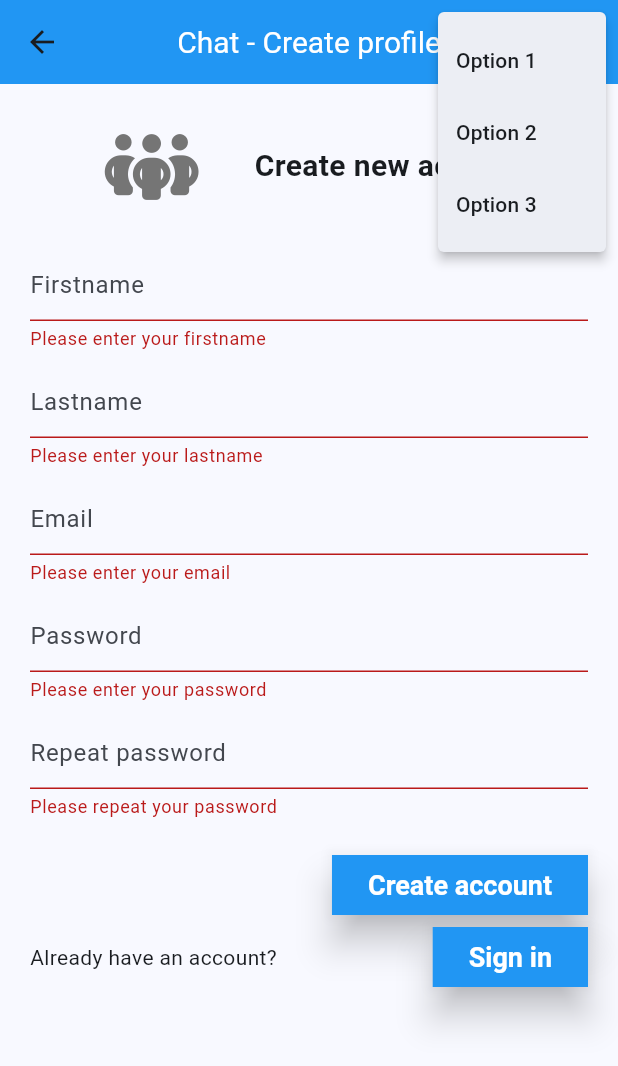
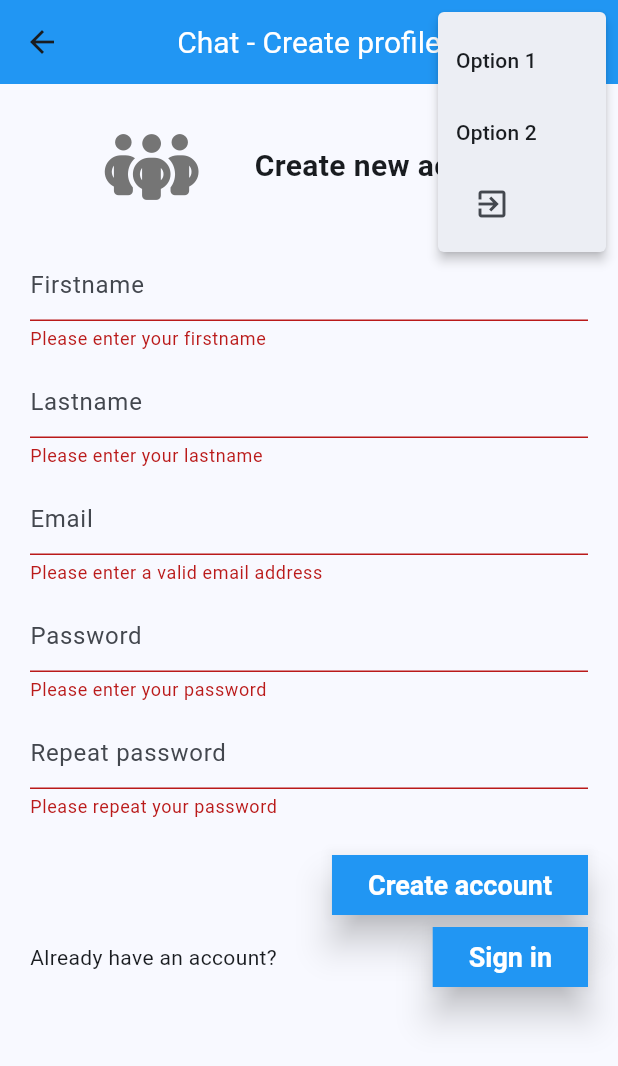
Before and after one commit to FilipStudeny/Flutter---Chat-app, a Flutter app: the SignUpPage screen opened by its route, after a tap on "Create account", after a tap on the "more vert" icon, on a phone screen of 412 x 824 dp. Shown: the top 1066 px of the screen. Run offline on Flutter 3.47's test engine with Material 3 defaults, Android fonts, the phone set to English and light mode, and no system bars; our stand-ins replace firebase_auth, firebase_core, font_awesome_flutter; accounts and stored records are empty.

Commit message:
Firebase setup and login/sign in with loggout

```diff
--- a/lib/components/AppHeader.dart
+++ b/lib/components/AppHeader.dart
@@ -1,3 +1,4 @@
+import 'package:firebase_auth/firebase_auth.dart';
 import 'package:flutter/material.dart';
 
 class AppHeader extends StatelessWidget implements PreferredSizeWidget {
@@ -22,9 +23,16 @@ class AppHeader extends StatelessWidget implements PreferredSizeWidget {
               value: 'Option 2',
               child: Text('Option 2'),
             ),
-            const PopupMenuItem<String>(
-              value: 'Option 3',
-              child: Text('Option 3'),
+            PopupMenuItem<String>(
+              value: 'Logout',
+              child: IconButton(
+                icon: const Icon(
+                  Icons.exit_to_app
+                ),
+                onPressed: () {
+                  FirebaseAuth.instance.signOut();
+                },
+              ),
             ),
           ],
         ),
--- /dev/null
+++ b/lib/core/globals.dart
@@ -0,0 +1,2 @@
+
+import 'package:firebase_auth/firebase_auth.dart';
--- a/lib/routes/SignUpPage.dart
+++ b/lib/routes/SignUpPage.dart
@@ -1,7 +1,11 @@
-import 'package:chat_app/routes/SignInPage.dart';
+import 'package:meet_chat/routes/HomePage.dart';
+import 'package:meet_chat/routes/SignInPage.dart';
+import 'package:firebase_auth/firebase_auth.dart';
 import '../components/AppHeader.dart' show AppHeader;
-import 'package:chat_app/components/AppIcon.dart';
+import 'package:meet_chat/components/AppIcon.dart';
 import 'package:flutter/material.dart';
+
+final _authenticationProvider = FirebaseAuth.instance;
 
 class SignUpPage extends StatefulWidget {
   const SignUpPage({super.key});
@@ -23,7 +27,7 @@ class _SignUpPageState extends State<SignUpPage> {
 
   final GlobalKey<FormState> _formKey = GlobalKey<FormState>();
 
-  void onSubmit() {
+  void onSubmit() async {
     final formState = _formKey.currentState;
     if (formState != null && formState.validate()) {
       if (_passwordController.text != _repeatPasswordController.text) {
@@ -31,10 +35,29 @@ class _SignUpPageState extends State<SignUpPage> {
           _errorMessage = 'Passwords do not match';
         });
       } else {
-        setState(() {
-          _errorMessage = '';
-          // Handle successful form submission
-        });
+        try{
+
+          final newUser = await _authenticationProvider.createUserWithEmailAndPassword(
+              email: _emailController.value.text,
+              password: _passwordController.value.text
+          );
+
+          if(newUser.user != null){
+            Navigator.pushNamed(context, HomePage.route);
+          }
+        } on FirebaseAuthException catch (err){
+          if(err.code == 'email-already-in-use'){
+            setState(() {
+              _errorMessage = err.message.toString();
+            });
+            ScaffoldMessenger.of(context).clearSnackBars();
+            ScaffoldMessenger.of(context).showSnackBar(SnackBar(content: Text(
+              err.message.toString() ?? 'Authentication failed'
+            )));
+          }
+        }
+
+
       }
     }
   }
@@ -63,10 +86,11 @@ class _SignUpPageState extends State<SignUpPage> {
               ),
               const SizedBox(height: 20),
               TextFormField(
+                keyboardType: TextInputType.name,
                 controller: _firstnameController,
                 decoration: const InputDecoration(hintText: 'Firstname'),
                 validator: (value) {
-                  if (value == null || value.isEmpty) {
+                  if (value == null || value.trim().isEmpty) {
                     return 'Please enter your firstname';
                   }
                   return null;
@@ -74,10 +98,11 @@ class _SignUpPageState extends State<SignUpPage> {
               ),
               const SizedBox(height: 10),
               TextFormField(
+                keyboardType: TextInputType.name,
                 controller: _lastnameController,
                 decoration: const InputDecoration(hintText: 'Lastname'),
                 validator: (value) {
-                  if (value == null || value.isEmpty) {
+                  if (value == null || value.trim().isEmpty) {
                     return 'Please enter your lastname';
                   }
                   return null;
@@ -85,22 +110,27 @@ class _SignUpPageState extends State<SignUpPage> {
               ),
               const SizedBox(height: 10),
               TextFormField(
+                keyboardType: TextInputType.emailAddress,
                 controller: _emailController,
                 decoration: const InputDecoration(hintText: 'Email'),
+                textCapitalization: TextCapitalization.none,
                 validator: (value) {
-                  if (value == null || value.isEmpty) {
-                    return 'Please enter your email';
+                  if (value == null || value.trim().isEmpty || !value.contains('@')) {
+                    return 'Please enter a valid email address';
                   }
                   return null;
                 },
               ),
               const SizedBox(height: 10),
               TextFormField(
+                obscuringCharacter: "#",
                 controller: _passwordController,
                 decoration: const InputDecoration(hintText: 'Password'),
+                textCapitalization: TextCapitalization.none,
+                autocorrect: false,
                 obscureText: true,
                 validator: (value) {
-                  if (value == null || value.isEmpty) {
+                  if (value == null || value.trim().isEmpty) {
                     return 'Please enter your password';
                   }
                   return null;
@@ -110,9 +140,11 @@ class _SignUpPageState extends State<SignUpPage> {
               TextFormField(
                 controller: _repeatPasswordController,
                 decoration: const InputDecoration(hintText: 'Repeat password'),
+                textCapitalization: TextCapitalization.none,
+                autocorrect: false,
                 obscureText: true,
                 validator: (value) {
-                  if (value == null || value.isEmpty) {
+                  if (value == null || value.trim().isEmpty) {
                     return 'Please repeat your password';
                   }
                   return null;
```
Also changed, not shown: lib/components/SplashScreen.dart (added, +17 -0 lines), lib/main.dart (+26 -5 lines), lib/routes/HomePage.dart (+35 -1 lines), lib/routes/RootPage.dart (+5 -5 lines), lib/routes/SignInPage.dart (+37 -9 lines), pubspec.yaml (+5 -4 lines), firebase.json (added), lib/core/services/AuthenticationService.dart (added), lib/firebase_options.dart (added), pubspec.lock, 11 other files.
